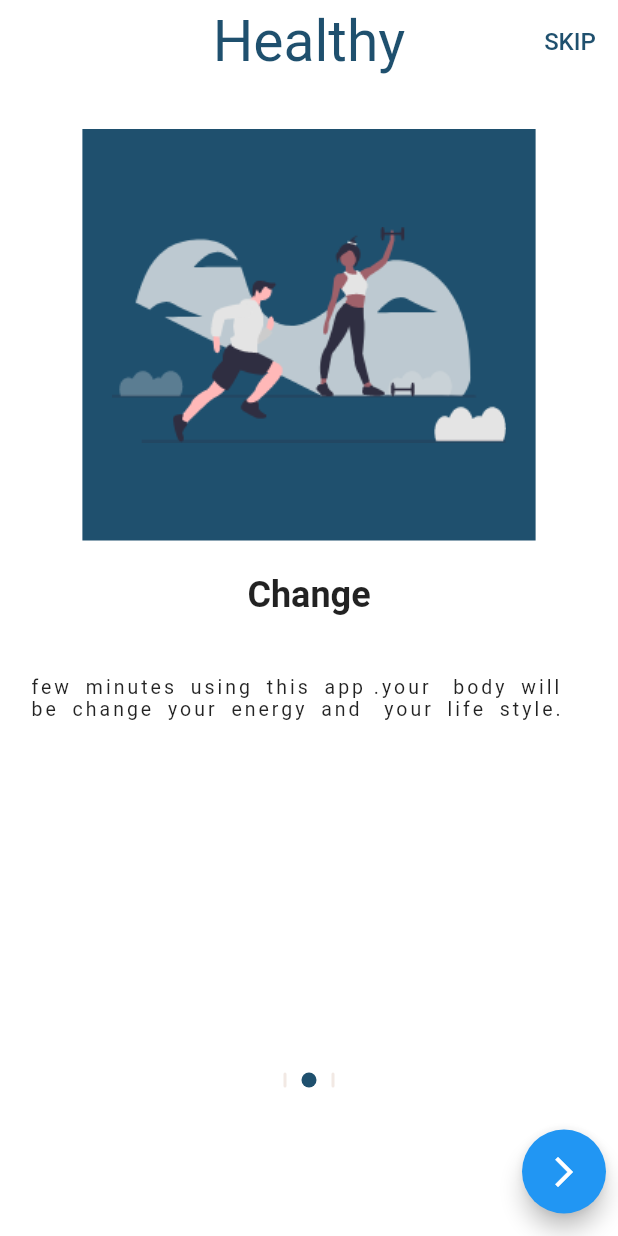
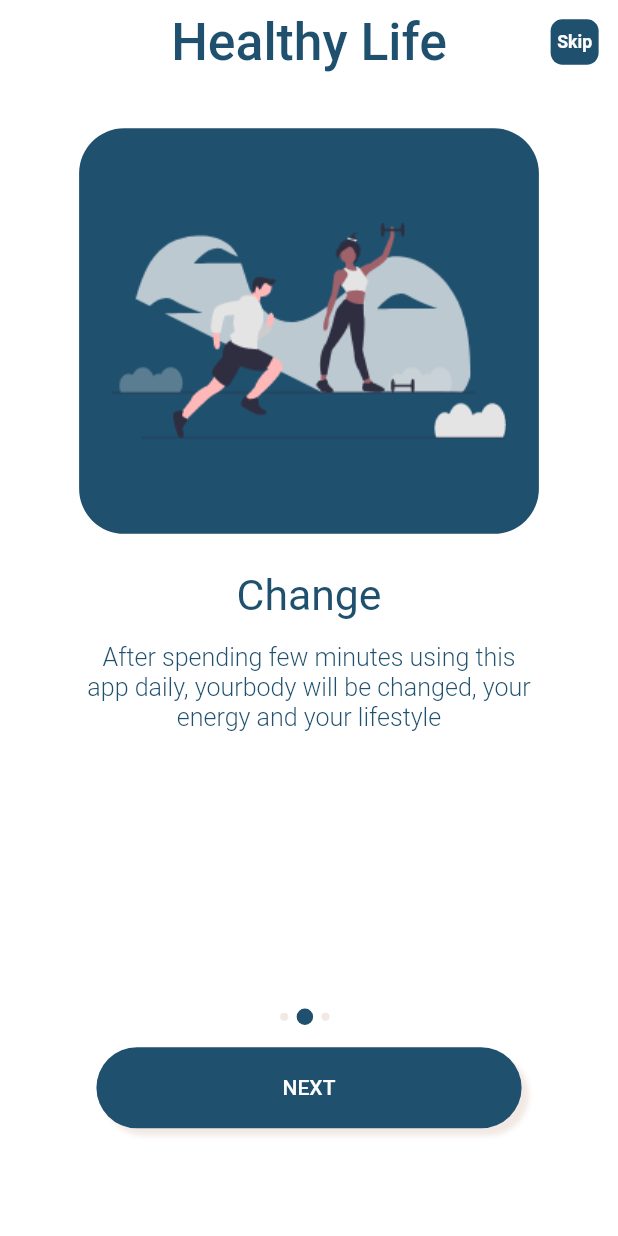
Before and after one commit to IbrahimKhattab172000/graduation_project, a Flutter app: the screen it shows after launch, swiped to page 2, on a phone screen of 412 x 824 dp. Run offline on Flutter 3.47's test engine with Material 2 defaults, Android fonts, the phone set to English and light mode, and no system bars; drawn by our look-alikes of smooth_page_indicator; our stand-ins replace flutter_screenutil, flutter_spinkit; statements that could not run were skipped.

Commit message:
Added onboarding and fixed errors

```diff
--- a/lib/main.dart
+++ b/lib/main.dart
@@ -1,6 +1,7 @@
 // ignore_for_file: prefer_const_constructors
 
 import 'package:flutter/material.dart';
+import 'package:graduation_project/constants.dart';
 import 'package:graduation_project/screens/initial_screen.dart';
 import 'package:flutter_screenutil/flutter_screenutil.dart';
 
@@ -22,6 +23,9 @@ class MyApp extends StatelessWidget {
       builder: () => MaterialApp(
         debugShowCheckedModeBanner: false,
         title: 'Healthy life',
+        theme: ThemeData(
+          primaryColor: MyColors.kLightPrimaryColor,
+        ),
         builder: (context, widget) {
           ScreenUtil.setContext(context);
           return MediaQuery(
--- a/lib/screens/initial_screen.dart
+++ b/lib/screens/initial_screen.dart
@@ -25,7 +25,7 @@ class _InitialScreenState extends State<InitialScreen> {
       Duration(seconds: 5),
       () => Navigator.of(context).pushReplacement(
         MaterialPageRoute(
-          builder: (context) => OnBoardingScreen(),
+          builder: (context) => OnboardingScreen(),
         ),
       ),
     );
--- /dev/null
+++ b/lib/screens/onboarding/onboarding_body.dart
@@ -0,0 +1,393 @@
+// ignore_for_file: prefer_const_constructors, prefer_const_literals_to_create_immutables, use_key_in_widget_constructors
+
+import 'package:flutter/material.dart';
+import 'package:flutter_screenutil/flutter_screenutil.dart';
+import 'package:graduation_project/constants.dart';
+import 'package:graduation_project/shared/shared_components.dart';
+
+import 'onboarding_content.dart';
+import '../login/login_screen.dart';
+
+class OnboardingBody extends StatefulWidget {
+  const OnboardingBody({Key? key}) : super(key: key);
+
+  @override
+  _OnboardingBodyState createState() => _OnboardingBodyState();
+}
+
+class _OnboardingBodyState extends State<OnboardingBody> {
+  var boardController = PageController();
+  bool isLast = false;
+
+  int currentPage = 0;
+  List<Map<String, String>> onboardingDataModel = [
+    {
+      "image": "assets/images/onboarding1.png",
+      "text": "Life Style",
+      "description":
+          "The Future of healthy life is here,\ntrack your fitness, fat,and hydration\nlevel by using our subtle approach",
+    },
+    {
+      "image": "assets/images/onboarding2.png",
+      "text": "Change",
+      "description":
+          "After spending few minutes using this\napp daily, yourbody will be changed, your\nenergy and your lifestyle",
+    },
+    {
+      "image": "assets/images/onboarding3.png",
+      "text": "Goals",
+      "description":
+          "Easy exercises with simple features\nhelp you meet any goal you want",
+    },
+  ];
+  @override
+  Widget build(BuildContext context) {
+    return SafeArea(
+      child: Container(
+        color: Colors.white,
+        width: double.infinity,
+        child: Column(
+          children: [
+            Expanded(
+              flex: 4,
+              child: PageView.builder(
+                physics: BouncingScrollPhysics(),
+                controller: boardController,
+                onPageChanged: (int index) {
+                  setState(() {
+                    currentPage = index;
+                  });
+                  if (index == onboardingDataModel.length - 1) {
+                    setState(() {
+                      isLast = true;
+                    });
+                  } else {
+                    setState(() {
+                      isLast = false;
+                    });
+                  }
+                },
+                itemCount: onboardingDataModel.length,
+                itemBuilder: (context, index) => OnboardingContent(
+                  image: onboardingDataModel[index]["image"]!,
+                  text: onboardingDataModel[index]["text"]!,
+                  describtion: onboardingDataModel[index]["description"]!,
+                ),
+              ),
+            ),
+            SizedBox(
+              height: 10.h,
+            ),
+            Expanded(
+              flex: 1,
+              child: Padding(
+                padding: EdgeInsets.symmetric(
+                  horizontal: 20.w,
+                ),
+                child: Column(
+                  children: [
+                    Row(
+                      mainAxisAlignment: MainAxisAlignment.center,
+                      children: List.generate(
+                        onboardingDataModel.length,
+                        (index) => buildDot(index: index),
+                      ),
+                    ),
+                    SizedBox(
+                      height: 15.h,
+                    ),
+                    defaultButton(
+                      background: MyColors.kLightPrimaryColor,
+                      function: () {
+                        if (isLast) {
+                          navigateAndFinish(
+                            context,
+                            LoginScreen(),
+                          );
+                        } else {
+                          boardController.nextPage(
+                            duration: Duration(
+                              milliseconds: 750,
+                            ),
+                            curve: Curves.fastLinearToSlowEaseIn,
+                          );
+                        }
+                      },
+                      text: isLast ? "Get started" : "Next",
+                      height: 55.h,
+                      radius: 30.r,
+                      width: 258.w,
+                    ),
+                    SizedBox(
+                      height: 10.h,
+                    ),
+                  ],
+                ),
+              ),
+            ),
+          ],
+        ),
+      ),
+    );
+  }
+
+  AnimatedContainer buildDot({required int index}) {
+    return AnimatedContainer(
+      duration: Duration(
+        milliseconds: 400,
+      ),
+      margin: EdgeInsets.only(right: 5.w),
+
+      ///* I'm using "w" with height and width here yo get the same thing to make a rounded shape
+      height: currentPage == index ? 10.w : 5.w,
+      width: currentPage == index ? 10.w : 5.w,
+      decoration: BoxDecoration(
+        color: currentPage == index
+            ? MyColors.kLightPrimaryColor
+            : MyColors.kSpecialBetweenWhiteAndGrey,
+        borderRadius: BorderRadius.circular(10.r),
+      ),
+    );
+  }
+
+
+}
+
+
+
+
+//////*Old code
+
+// class BoardingModel {
+//   final String image;
+//   final String title;
+//   final String body;
+
+//   BoardingModel({
+//     required this.title,
+//     required this.image,
+//     required this.body,
+//   });
+// }
+
+// class OnBoardingScreen extends StatefulWidget {
+//   @override
+//   _OnBoardingScreenState createState() => _OnBoardingScreenState();
+// }
+
+// class _OnBoardingScreenState extends State<OnBoardingScreen> {
+//   var boardController = PageController();
+
+//   List<BoardingModel> boarding = [
+//     BoardingModel(
+//       image: 'assets/images/onboarding1.png',
+//       title: 'Life Style',
+//       body:
+//           'The Future of healthy life is here ,track your fitness, fat, and hydration'
+//           'level by using our subtle approach',
+//     ),
+//     BoardingModel(
+//       image: 'assets/images/onboarding2.png',
+//       title: 'Change',
+//       body:
+//           'few minutes using this app .your  body will be change your energy and  your life style.',
+//     ),
+//     BoardingModel(
+//       image: 'assets/images/onboarding3.png',
+//       title: 'Goals',
+//       body:
+//           'Easy exercises with more simple features  help you meet any goal you want. ',
+//     ),
+//   ];
+
+//   bool isLast = false;
+
+//   @override
+//   Widget build(BuildContext context) {
+//     return Scaffold(
+//       backgroundColor: Colors.white,
+//       appBar: AppBar(
+//         backgroundColor: Colors.white,
+//         elevation: 0,
+
+//         ///* center title
+//         centerTitle: true,
+//         title: Text(
+//           'Healthy',
+//           style: TextStyle(
+//             color: MyColors.kLightPrimaryColor,
+//             fontSize: 38,
+//             fontWeight: FontWeight.w400,
+//           ),
+//         ),
+//         actions: [
+//           TextButton(
+//             onPressed: () {
+//               navigateAndFinish(
+//                 context,
+//                 LoginScreen(),
+//               );
+//             },
+//             child: Text(
+//               'SKIP',
+//               style: TextStyle(
+//                 color: MyColors.kLightPrimaryColor,
+//                 fontSize: 16,
+//               ),
+//             ),
+//           ),
+//         ],
+//       ),
+//       body: SizedBox(
+//         width: double.infinity,
+//         child: Column(
+//           crossAxisAlignment: CrossAxisAlignment.center,
+//           children: [
+//             SizedBox(
+//               height: 30,
+//             ),
+//             Expanded(
+//               child: PageView.builder(
+//                 physics: BouncingScrollPhysics(),
+//                 controller: boardController,
+//                 onPageChanged: (int index) {
+//                   if (index == boarding.length - 1) {
+//                     setState(() {
+//                       isLast = true;
+//                     });
+//                   } else {
+//                     setState(() {
+//                       isLast = false;
+//                     });
+//                   }
+//                 },
+//                 itemBuilder: (context, index) =>
+//                     buildBoardingItem(boarding[index]),
+//                 itemCount: boarding.length,
+//               ),
+//             ),
+//             SizedBox(
+//               height: 20.0,
+//             ),
+//             SmoothPageIndicator(
+//               controller: boardController,
+//               effect: ExpandingDotsEffect(
+//                 dotColor: MyColors.kSpecialBetweenWhiteAndGrey,
+//                 activeDotColor: MyColors.kLightPrimaryColor,
+//                 dotHeight: 8.h,
+//                 expansionFactor: 5.h,
+//                 dotWidth: 5.w,
+//                 spacing: 5.0,
+//                 radius: 20.r,
+//               ),
+//               count: boarding.length,
+//             ),
+//             SizedBox(
+//               height: 20.0,
+//             ),
+//             Spacer(),
+//             Center(
+//               child: defaultButton(
+//                 background: MyColors.kLightPrimaryColor,
+//                 function: () {
+//                   if (isLast) {
+//                     navigateAndFinish(
+//                       context,
+//                       LoginScreen(),
+//                     );
+//                   } else {
+//                     boardController.nextPage(
+//                       duration: Duration(
+//                         milliseconds: 750,
+//                       ),
+//                       curve: Curves.fastLinearToSlowEaseIn,
+//                     );
+//                   }
+//                 },
+//                 text: "Next",
+//                 width: 258.w,
+//                 height: 43.h,
+//                 radius: 30.r,
+//               ),
+//             ),
+//             SizedBox(
+//               height: 7,
+//             ),
+//           ],
+//         ),
+//       ),
+//     );
+//   }
+
+//   Widget buildBoardingItem(BoardingModel model) => Column(
+//         children: [
+//           Container(
+//             // width: 275.w,
+//             // height: 279.h,
+//             decoration: BoxDecoration(color: MyColors.kLightPrimaryColor),
+//             child: Image(
+//               image: AssetImage(model.image),
+//             ),
+//           ),
+//           SizedBox(
+//             height: 2.0,
+//           ),
+//           Padding(
+//             padding: EdgeInsets.all(10),
+//             child: Text(
+//               model.title,
+//               style: TextStyle(
+//                 fontSize: 24.0,
+//                 fontWeight: FontWeight.bold,
+//               ),
+//             ),
+//           ),
+//           SizedBox(
+//             width: 20,
+//           ),
+//           Padding(
+//             padding: EdgeInsets.all(20.0),
+//             child: Text(model.body,
+//                 style: TextStyle(
+//                   fontSize: 13.0,
+//                   letterSpacing: 2,
+//                   wordSpacing: 4,
+//                 )),
+//           ),
+//         ],
+//       );
+// }
+
+
+
+// Widget myDivider() => Padding(
+//       padding: const EdgeInsetsDirectional.only(
+//         start: 20.0,
+//       ),
+//       child: Container(
+//         width: double.infinity,
+//         height: 1.0,
+//         color: Colors.grey[300],
+//       ),
+//     );
+
+// void navigateTo(context, widget) => Navigator.push(
+//       context,
+//       MaterialPageRoute(
+//         builder: (context) => widget,
+//       ),
+//     );
+
+// void navigateAndFinish(
+//   context,
+//   widget,
+// ) =>
+//     Navigator.pushAndRemoveUntil(
+//       context,
+//       MaterialPageRoute(
+//         builder: (context) => widget,
+//       ),
+//       (route) {
+//         return false;
+//       },
+//     );
--- a/lib/screens/onboarding/onboarding_components.dart
+++ /dev/null
@@ -1,33 +0,0 @@
-import 'package:flutter/material.dart';
-
-Widget myDivider() => Padding(
-      padding: const EdgeInsetsDirectional.only(
-        start: 20.0,
-      ),
-      child: Container(
-        width: double.infinity,
-        height: 1.0,
-        color: Colors.grey[300],
-      ),
-    );
-
-void navigateTo(context, widget) => Navigator.push(
-      context,
-      MaterialPageRoute(
-        builder: (context) => widget,
-      ),
-    );
-
-void navigateAndFinish(
-  context,
-  widget,
-) =>
-    Navigator.pushAndRemoveUntil(
-      context,
-      MaterialPageRoute(
-        builder: (context) => widget,
-      ),
-      (route) {
-        return false;
-      },
-    );
--- /dev/null
+++ b/lib/screens/onboarding/onboarding_content.dart
@@ -0,0 +1,74 @@
+// ignore_for_file: prefer_const_constructors, prefer_const_constructors_in_immutables
+
+import 'package:flutter/material.dart';
+import 'package:flutter_screenutil/flutter_screenutil.dart';
+import 'package:graduation_project/constants.dart';
+
+class OnboardingContent extends StatelessWidget {
+  final String text, image, describtion;
+
+  OnboardingContent({
+    Key? key,
+    required this.text,
+    required this.image,
+    required this.describtion,
+  }) : super(key: key);
+
+  @override
+  Widget build(BuildContext context) {
+    return Column(
+      children: [
+        // Spacer(),
+        // Text(
+        //   "Healthy Life",
+        //   style: TextStyle(
+        //     fontSize: 36.h,
+        //     color: MyColors.kLightPrimaryColor,
+        //     fontWeight: FontWeight.bold,
+        //   ),
+        // ),
+        SizedBox(
+          height: 20.h,
+        ),
+        Padding(
+          padding: EdgeInsets.all(10.0.h),
+          child: Container(
+            height: 275.h,
+            width: 279.w,
+            decoration: BoxDecoration(
+              color: MyColors.kLightPrimaryColor,
+              borderRadius: BorderRadius.circular(30),
+            ),
+            child: Image.asset(
+              image,
+            ),
+          ),
+        ),
+        Padding(
+          padding: EdgeInsets.all(15.0.h),
+          child: Text(
+            text,
+            style: TextStyle(
+              color: MyColors.kLightPrimaryColor,
+              fontSize: 29.sp,
+              fontWeight: FontWeight.w400,
+            ),
+            textAlign: TextAlign.center,
+          ),
+        ),
+        Text(
+          describtion,
+          style: TextStyle(
+            color: MyColors.kLightPrimaryColor,
+            fontSize: 17.sp,
+            fontWeight: FontWeight.w300,
+          ),
+          textAlign: TextAlign.center,
+        ),
+        SizedBox(
+          height: 10.h,
+        ),
+      ],
+    );
+  }
+}
--- a/lib/screens/onboarding/onboarding_screen.dart
+++ b/lib/screens/onboarding/onboarding_screen.dart
@@ -1,208 +1,62 @@
-// ignore_for_file: prefer_const_constructors, prefer_const_literals_to_create_immutables, use_key_in_widget_constructors
+// ignore_for_file: prefer_const_constructors
 
 import 'package:flutter/material.dart';
 import 'package:flutter_screenutil/flutter_screenutil.dart';
 import 'package:graduation_project/constants.dart';
-import 'package:smooth_page_indicator/smooth_page_indicator.dart';
+import 'package:graduation_project/screens/login/login_screen.dart';
+import 'package:graduation_project/screens/onboarding/onboarding_body.dart';
+import 'package:graduation_project/shared/shared_components.dart';
 
-import 'onboarding_components.dart';
-import '../login/login_screen.dart';
-
-class BoardingModel {
-  final String image;
-  final String title;
-  final String body;
-
-  BoardingModel({
-    required this.title,
-    required this.image,
-    required this.body,
-  });
-}
-
-class OnBoardingScreen extends StatefulWidget {
-  @override
-  _OnBoardingScreenState createState() => _OnBoardingScreenState();
-}
-
-class _OnBoardingScreenState extends State<OnBoardingScreen> {
-  var boardController = PageController();
-
-  List<BoardingModel> boarding = [
-    BoardingModel(
-      image: 'assets/images/onboarding1.png',
-      title: 'Life Style',
-      body:
-          'The Future of healthy life is here ,track your fitness, fat, and hydration'
-          'level by using our subtle approach',
-    ),
-    BoardingModel(
-      image: 'assets/images/onboarding2.png',
-      title: 'Change',
-      body:
-          'few minutes using this app .your  body will be change your energy and  your life style.',
-    ),
-    BoardingModel(
-      image: 'assets/images/onboarding3.png',
-      title: 'Goals',
-      body:
-          'Easy exercises with more simple features  help you meet any goal you want. ',
-    ),
-  ];
-
-  bool isLast = false;
+class OnboardingScreen extends StatelessWidget {
+  const OnboardingScreen({Key? key}) : super(key: key);
 
   @override
   Widget build(BuildContext context) {
     return Scaffold(
+      appBar: AppBar(
+        centerTitle: true,
+        elevation: 0,
         backgroundColor: Colors.white,
-      appBar: AppBar(
-        backgroundColor: Colors.white,
-        elevation: 0,
-        centerTitle: true,
         title: Text(
-          'Healthy',
+          "Healthy Life",
           style: TextStyle(
             color: MyColors.kLightPrimaryColor,
-            fontSize: 38,
-            fontWeight: FontWeight.w400,
+            fontSize: 35.sp,
           ),
         ),
         actions: [
-          TextButton(
+          Padding(
+            padding: EdgeInsets.all(5.0.h),
+            child: IconButton(
               onPressed: () {
                 navigateAndFinish(
                   context,
                   LoginScreen(),
                 );
               },
+              icon: Container(
+                width: 50.w,
+                height: 35.h,
+                decoration: BoxDecoration(
+                  color: MyColors.kLightPrimaryColor,
+                  borderRadius: BorderRadius.circular(8.r),
+                ),
+                child: Center(
                   child: Text(
-              'SKIP',
+                    "Skip",
                     style: TextStyle(
-                color: MyColors.kLightPrimaryColor,
-                fontSize: 16,
+                      color: Colors.white,
+                      fontSize: 12.sp,
+                      fontWeight: FontWeight.bold,
+                    ),
+                  ),
+                ),
               ),
             ),
           ),
         ],
       ),
-      body: Column(
-        crossAxisAlignment: CrossAxisAlignment.center,
-        children: [
-          SizedBox(
-            height: 30,
-          ),
-          Expanded(
-            child: PageView.builder(
-              physics: BouncingScrollPhysics(),
-              controller: boardController,
-              onPageChanged: (int index) {
-                if (index == boarding.length - 1) {
-                  setState(() {
-                    isLast = true;
-                  });
-                } else {
-                  setState(() {
-                    isLast = false;
-                  });
-                }
-              },
-              itemBuilder: (context, index) =>
-                  buildBoardingItem(boarding[index]),
-              itemCount: boarding.length,
-            ),
-          ),
-          SizedBox(
-            height: 20.0,
-          ),
-          SmoothPageIndicator(
-            controller: boardController,
-            effect: ExpandingDotsEffect(
-              dotColor: MyColors.kSpecialBetweenWhiteAndGrey,
-              activeDotColor: MyColors.kLightPrimaryColor,
-              dotHeight: 10,
-              expansionFactor: 5,
-              dotWidth: 2,
-              spacing: 10.0,
-              radius: 5,
-            ),
-            count: boarding.length,
-          ),
-          SizedBox(
-            height: 20.0,
-          ),
-          Padding(
-            padding: EdgeInsets.all(8.0),
-            child: Row(
-              children: [
-                Spacer(),
-                FloatingActionButton(
-                  onPressed: () {
-                    if (isLast) {
-                      navigateAndFinish(
-                        context,
-                        LoginScreen(),
-                      );
-                    } else {
-                      boardController.nextPage(
-                        duration: Duration(
-                          milliseconds: 750,
-                        ),
-                        curve: Curves.fastLinearToSlowEaseIn,
+      body: OnboardingBody(),
     );
   }
-                  },
-                  child: Icon(
-                    Icons.arrow_forward_ios,
-                  ),
-                ),
-              ],
-            ),
-          ),
-          SizedBox(
-            height: 7,
-          ),
-        ],
-      ),
-    );
 }
-
-  Widget buildBoardingItem(BoardingModel model) => Column(
-        crossAxisAlignment: CrossAxisAlignment.center,
-        children: [
-          Container(
-            width: 275.w,
-            height: 279.h,
-            decoration: BoxDecoration(color: MyColors.kLightPrimaryColor),
-            child: Image(
-              image: AssetImage(model.image),
-            ),
-          ),
-          SizedBox(
-            height: 2.0,
-          ),
-          Padding(
-            padding: EdgeInsets.all(20),
-            child: Text(
-              model.title,
-              style: TextStyle(
-                fontSize: 24.0,
-                fontWeight: FontWeight.bold,
-              ),
-            ),
-          ),
-          SizedBox(
-            width: 20,
-          ),
-          Padding(
-            padding: EdgeInsets.all(20.0),
-            child: Text(model.body,
-                style: TextStyle(
-                  fontSize: 13.0,
-                  letterSpacing: 2,
-                  wordSpacing: 4,
-                )),
-          ),
-        ],
-      );
-}
--- a/lib/shared/shared_components.dart
+++ b/lib/shared/shared_components.dart
@@ -4,6 +4,27 @@ import 'package:flutter/material.dart';
 import 'package:flutter_screenutil/flutter_screenutil.dart';
 
 import '../constants.dart';
+
+void navigateTo(context, widget) => Navigator.push(
+      context,
+      MaterialPageRoute(
+        builder: (context) => widget,
+      ),
+    );
+
+void navigateAndFinish(
+  context,
+  widget,
+) =>
+    Navigator.pushAndRemoveUntil(
+      context,
+      MaterialPageRoute(
+        builder: (context) => widget,
+      ),
+      (route) {
+        return false;
+      },
+    );
 
 AppBar simpleAppBar(
   BuildContext context, {
```
Lines whose indentation alone changed are shown as unchanged.
